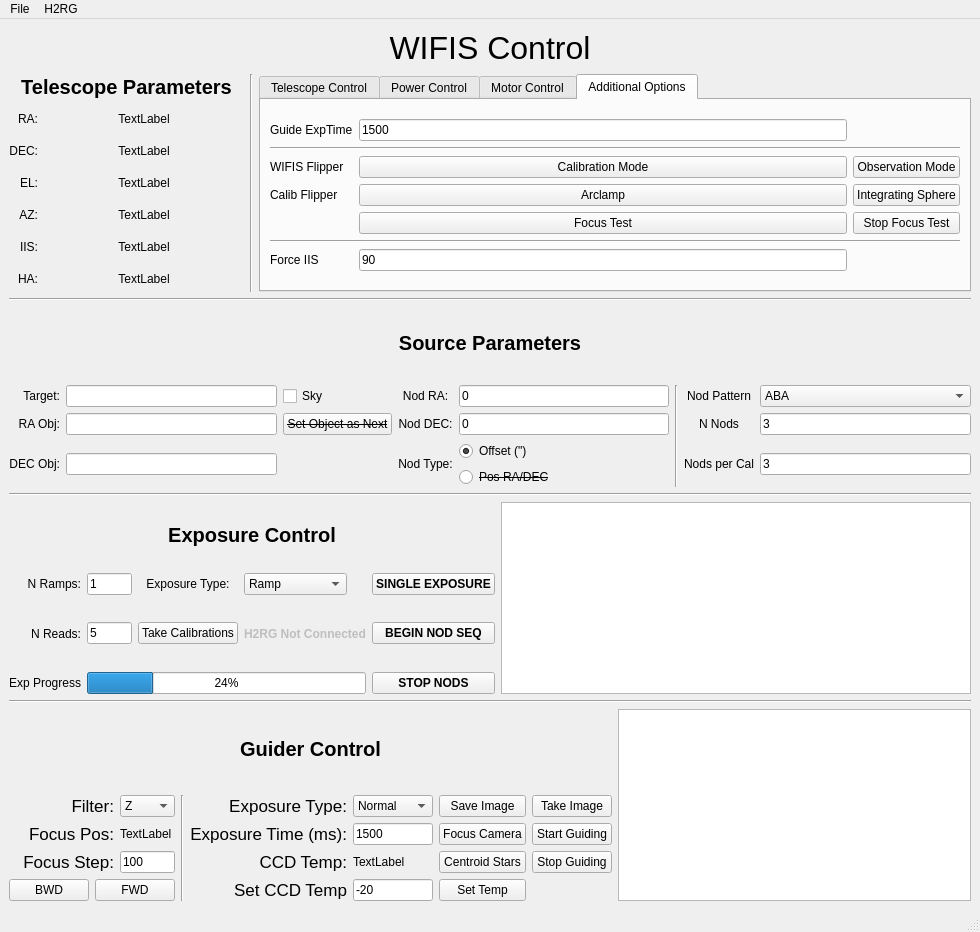
Old version of the form WIFIS.ui in the repository WIFIS-Team/controlcode-new.
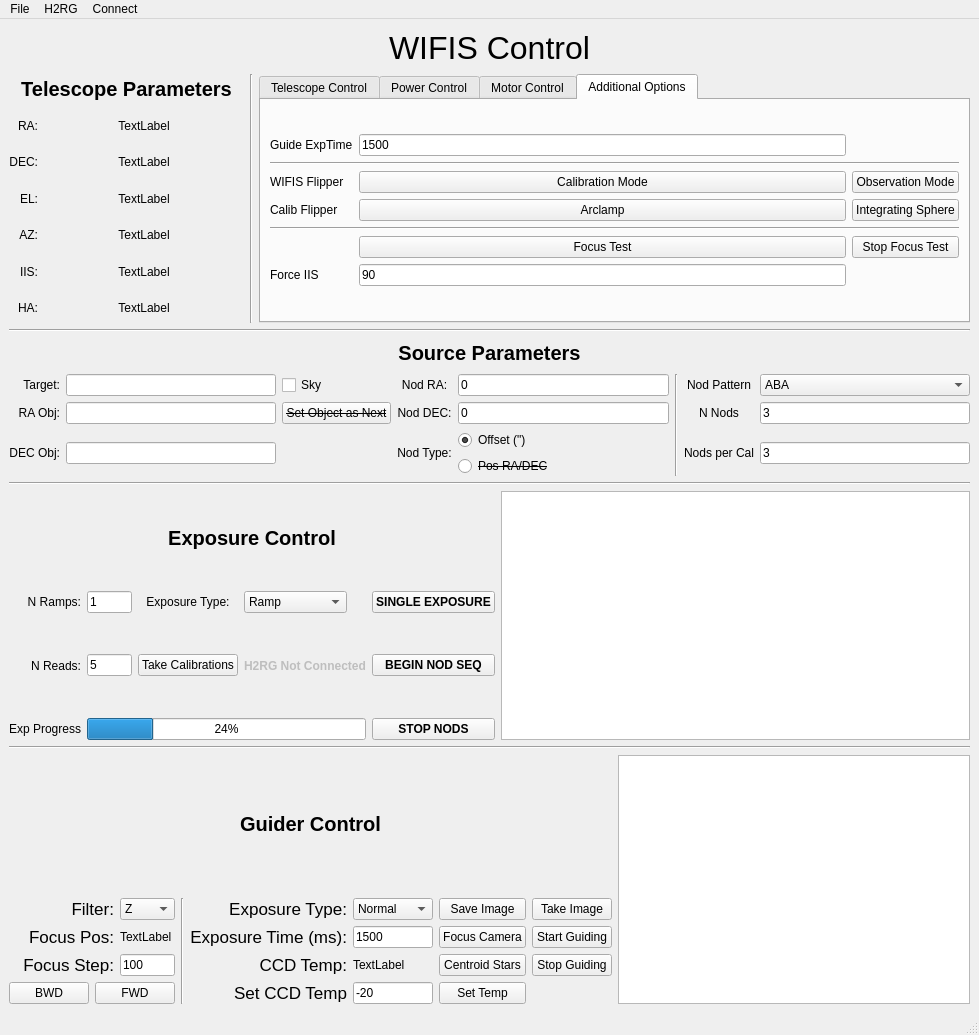
New version of the form.

Commit message: Added connection buttons

What changed in the file:
```diff
--- a/WIFIS.ui
+++ b/WIFIS.ui
@@ -6,8 +6,8 @@
    <rect>
     <x>0</x>
     <y>0</y>
-    <width>980</width>
-    <height>932</height>
+    <width>979</width>
+    <height>1035</height>
    </rect>
   </property>
   <property name="sizePolicy">
@@ -1298,13 +1298,6 @@
            <layout class="QGridLayout" name="gridLayout_14">
             <item row="0" column="0">
              <layout class="QGridLayout" name="gridLayout_13">
-              <item row="5" column="0" colspan="3">
-               <widget class="Line" name="line_7">
-                <property name="orientation">
-                 <enum>Qt::Horizontal</enum>
-                </property>
-               </widget>
-              </item>
               <item row="0" column="1">
                <widget class="QLineEdit" name="GuiderExpTime">
                 <property name="text">
@@ -1361,28 +1354,28 @@
                 </property>
                </widget>
               </item>
-              <item row="4" column="2">
+              <item row="5" column="2">
                <widget class="QPushButton" name="FocusTestStop">
                 <property name="text">
                  <string>Stop Focus Test</string>
                 </property>
                </widget>
               </item>
-              <item row="4" column="1">
+              <item row="5" column="1">
                <widget class="QPushButton" name="FocusTestButton">
                 <property name="text">
                  <string>Focus Test</string>
                 </property>
                </widget>
               </item>
-              <item row="6" column="0">
+              <item row="7" column="0">
                <widget class="QLabel" name="label_47">
                 <property name="text">
                  <string>Force IIS</string>
                 </property>
                </widget>
               </item>
-              <item row="6" column="1">
+              <item row="7" column="1">
                <widget class="QLineEdit" name="ForceIISEntry">
                 <property name="text">
                  <string>90</string>
@@ -1396,6 +1389,13 @@
                 </property>
                </widget>
               </item>
+              <item row="4" column="0" colspan="3">
+               <widget class="Line" name="line_7">
+                <property name="orientation">
+                 <enum>Qt::Horizontal</enum>
+                </property>
+               </widget>
+              </item>
              </layout>
             </item>
            </layout>
@@ -1942,7 +1942,7 @@
         <item row="0" column="0" colspan="8">
          <widget class="QLabel" name="label_12">
           <property name="sizePolicy">
-           <sizepolicy hsizetype="Expanding" vsizetype="MinimumExpanding">
+           <sizepolicy hsizetype="Expanding" vsizetype="Maximum">
             <horstretch>0</horstretch>
             <verstretch>0</verstretch>
            </sizepolicy>
@@ -1953,6 +1953,12 @@
             <height>30</height>
            </size>
           </property>
+          <property name="maximumSize">
+           <size>
+            <width>16777215</width>
+            <height>80</height>
+           </size>
+          </property>
           <property name="font">
            <font>
             <pointsize>15</pointsize>
@@ -2474,7 +2480,7 @@
     <rect>
      <x>0</x>
      <y>0</y>
-     <width>980</width>
+     <width>979</width>
      <height>22</height>
     </rect>
    </property>
@@ -2492,8 +2498,19 @@
     <addaction name="actionInitialize"/>
     <addaction name="actionDisconnect"/>
    </widget>
+   <widget class="QMenu" name="menuConnect">
+    <property name="title">
+     <string>Connect</string>
+    </property>
+    <addaction name="ConnectGuider"/>
+    <addaction name="ConnectCalibUnit"/>
+    <addaction name="ConnectTelescope"/>
+    <addaction name="ConnectPower"/>
+    <addaction name="ConnectAll"/>
+   </widget>
    <addaction name="menuFile"/>
    <addaction name="menuInitialie"/>
+   <addaction name="menuConnect"/>
   </widget>
   <action name="actionConnect">
    <property name="text">
```
Left out of the diff: 101 changed lines with no effect on the pictures.
